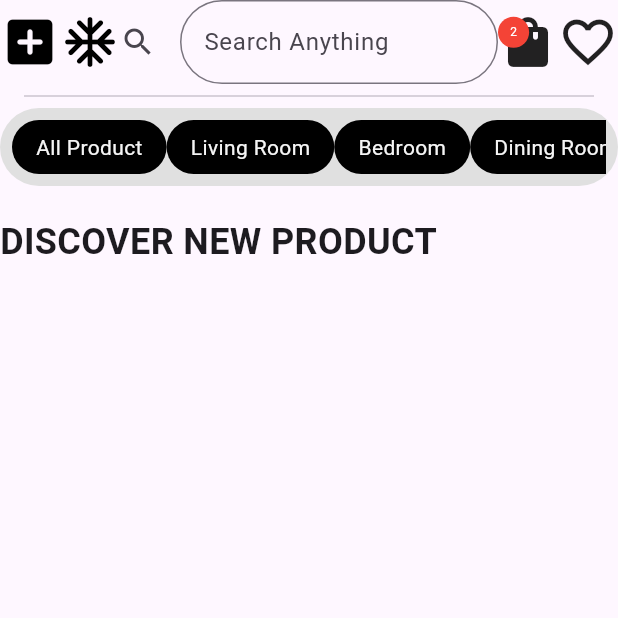
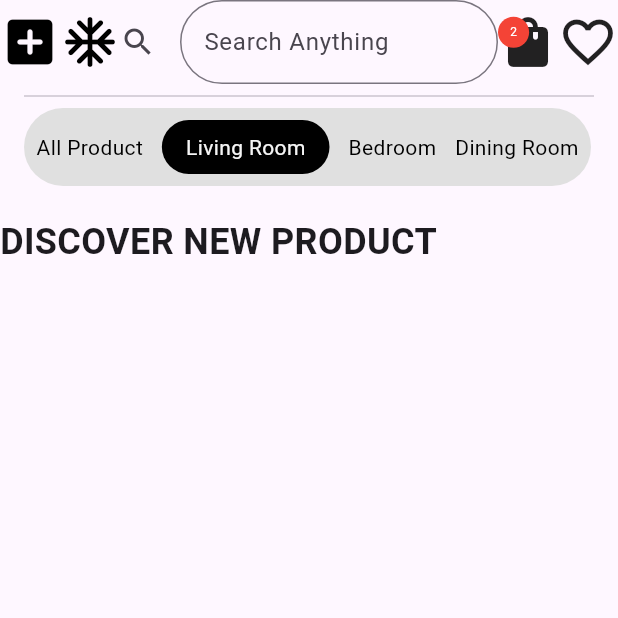
Before and after one commit to Jordan711/flutter-UI, a Flutter app: the Catalogue screen opened directly, on a phone screen of 412 x 824 dp, the top half of it. Run offline on Flutter 3.47's test engine with Material 3 defaults, Android fonts, the phone set to English and light mode, and no system bars; our stand-ins replace google_fonts.

Commit message:
chore: Current progress on page

```diff
--- a/furniture_store/lib/pages/catalogue.dart
+++ b/furniture_store/lib/pages/catalogue.dart
@@ -53,6 +53,7 @@ class Catalogue extends StatelessWidget {
             ),
             Divider(indent: 16.0, endIndent: 16.0),
             Container(
+              margin: EdgeInsets.symmetric(horizontal: 16.0),
               decoration: BoxDecoration(
                 color: Colors.grey[300],
                 borderRadius: BorderRadius.circular(50.0),
@@ -61,14 +62,22 @@ class Catalogue extends StatelessWidget {
                 padding: EdgeInsetsGeometry.all(8.0),
                 child: SingleChildScrollView(
                   scrollDirection: Axis.horizontal,
+                  child: ConstrainedBox(
+                    constraints: BoxConstraints(
+                      minWidth: MediaQuery.of(context).size.width - 50.0,
+                    ),
                     child: Row(
-                    mainAxisAlignment: MainAxisAlignment.spaceBetween,
+                      mainAxisAlignment: MainAxisAlignment.spaceEvenly,
                       children: [
-                      FilterButton(buttonText: "All Product"),
-                      FilterButton(buttonText: "Living Room"),
-                      FilterButton(buttonText: "Bedroom"),
-                      FilterButton(buttonText: "Dining Room"),
+                        FilterButton(buttonText: "All Product", selected: "Living Room",),
+                        SizedBox(width: 12.0),
+                        FilterButton(buttonText: "Living Room", selected: "Living Room"),
+                        SizedBox(width: 12.0),
+                        FilterButton(buttonText: "Bedroom", selected: "Living Room"),
+                        SizedBox(width: 12.0),
+                        FilterButton(buttonText: "Dining Room", selected: "Living Room"),
                       ],
+                    ),
                   ),
                 ),
               ),
@@ -87,12 +96,33 @@ class Catalogue extends StatelessWidget {
   }
 }
 
-class FilterButton extends StatelessWidget {
+class FilterButton extends StatefulWidget {
   final String buttonText;
-  const FilterButton({super.key, required this.buttonText});
+  final String selected;
+  const FilterButton({super.key, required this.buttonText, required this.selected});
+
+  @override
+  State<FilterButton> createState() => _FilterButtonState();
+}
+
+class _FilterButtonState extends State<FilterButton> {
+  late String selectedInternal;
+
+  @override
+  void initState() {
+    super.initState();
+    selectedInternal = widget.selected;  // initialize state copy
+  }
+
+  void updateSelected(String selectedNew) {
+    setState(() {
+      selectedInternal = selectedNew;
+    });
+  }
 
   @override
   Widget build(BuildContext context) {
+    if (widget.buttonText == selectedInternal) {
       return Container(
         decoration: BoxDecoration(
           borderRadius: BorderRadius.circular(50.0),
@@ -100,9 +130,15 @@ class FilterButton extends StatelessWidget {
         ),
         child: Padding(
           padding: const EdgeInsets.symmetric(vertical: 8.0, horizontal: 16.0),
-        child: Text(buttonText, style: TextStyle(color: Colors.grey[100])),
+          child: Text(
+            widget.buttonText,
+            style: TextStyle(color: Colors.grey[100]),
+          ),
         ),
       );
+    } else {
+      return Text(widget.buttonText, style: TextStyle(color: Colors.black));
+    }
   }
 }
 
```
Lines whose indentation alone changed are shown as unchanged.
